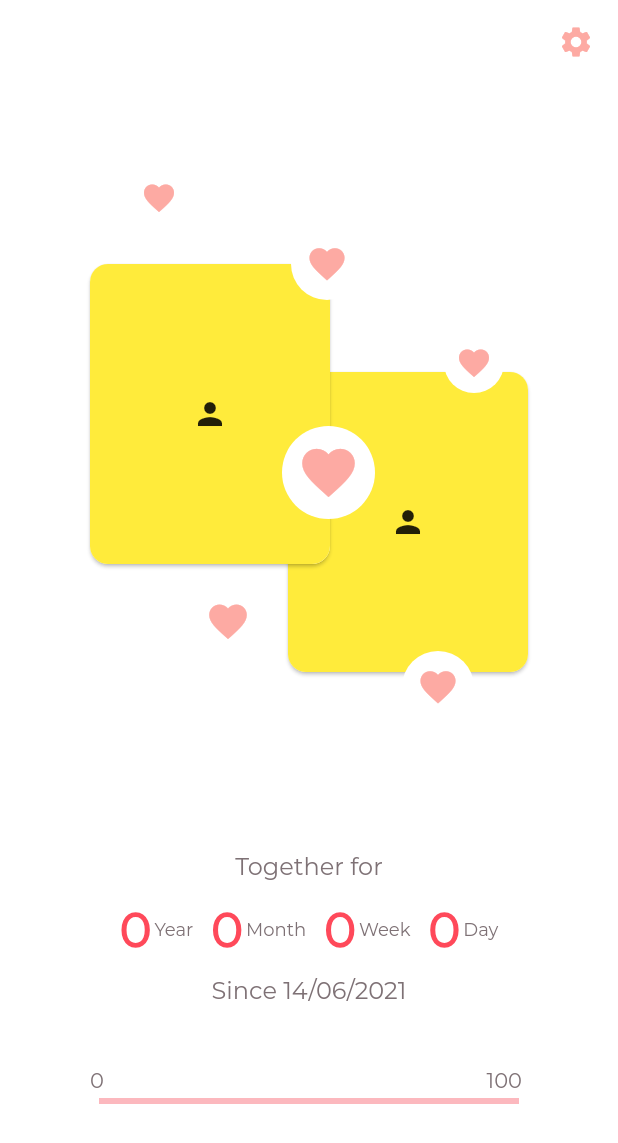
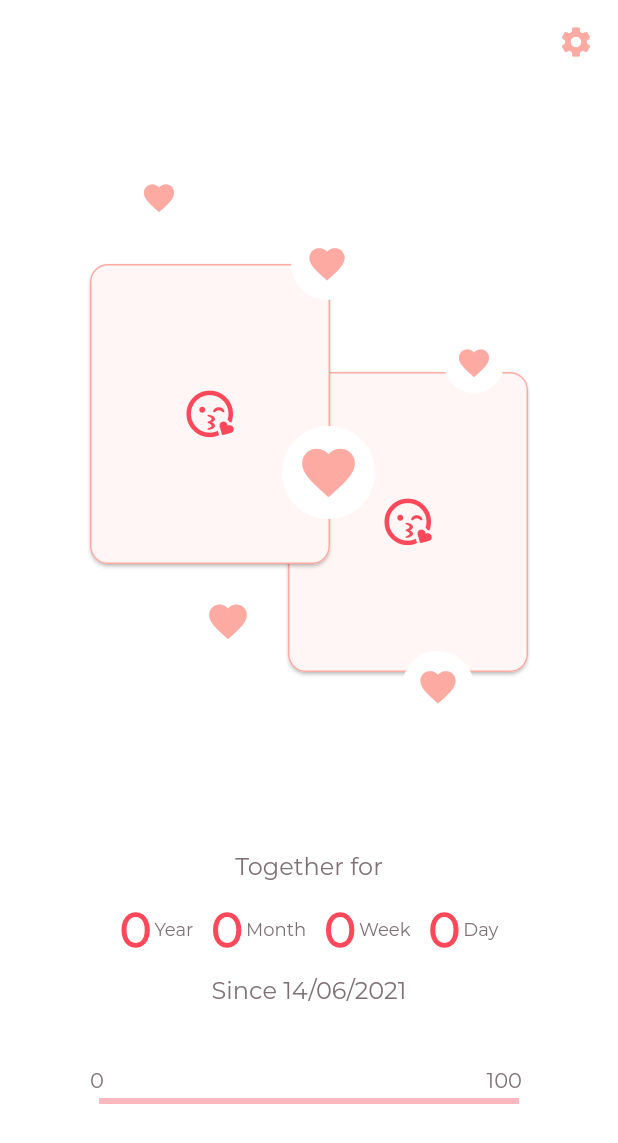
Before and after one commit to waihanko/you_and_me, a Flutter app: the screen it shows after launch, on a phone screen of 412 x 824 dp. Shown: the top 1143 px of the screen. Run offline on Flutter 3.47's test engine with Material 2 defaults, Android fonts, the phone set to English and light mode, and no system bars; drawn by our look-alikes of percent_indicator; our stand-ins replace flutter_switch, font_awesome_flutter, image_picker, shared_preferences; project files that could hold a hidden picture were left out.

Commit message:
- App v1.0

```diff
--- a/lib/page_home.dart
+++ b/lib/page_home.dart
@@ -2,9 +2,11 @@ import 'dart:io';
 
 import 'package:flutter/material.dart';
 import 'package:flutter/services.dart';
+import 'package:font_awesome_flutter/font_awesome_flutter.dart';
 import 'package:intl/intl.dart';
 import 'package:percent_indicator/linear_percent_indicator.dart';
 import 'package:you_and_me/page_setting.dart';
+import 'package:you_and_me/preson_placeholder.dart';
 import 'package:you_and_me/resources/enum.dart';
 import 'package:you_and_me/resources/string.dart';
 import 'package:you_and_me/utils.dart';
@@ -23,11 +25,16 @@ class _MyHomePageState extends State<MyHomePage> {
   int progressStartValue, progressEndValue;
   double progressPercent = 0;
   int totalRelationDays = 0;
+  String _person1Name;
+  String _person2Name;
   Color _totalDayColor;
   Color _iconColorLight;
   Color _progressBarColor = Colors.deepPurple;
   Color _progressBarBgColor = Colors.red;
   Color _statusBarColor;
+  Color _placeHolderBgColor;
+  Color _placeHolderBorderColor;
+  Color _placeHolderIconColor;
 
   DateTime _selectedDate = DateTime.now();
   bool _isShowTotalDate;
@@ -40,7 +47,8 @@ class _MyHomePageState extends State<MyHomePage> {
     Future.delayed(
       Duration(milliseconds: 100),
       () {
-        setState(() {
+        setState(
+          () {
             getImage(SHARE_PREF_PERSON_1_IMAGE)
                 .then((value) => _personOneImage = value);
             getImage(SHARE_PREF_PERSON_2_IMAGE)
@@ -56,14 +64,20 @@ class _MyHomePageState extends State<MyHomePage> {
                     (progressEndValue - progressStartValue)
               },
             );
+            getString(SHARE_PREF_PERSON_1_NAME)
+                .then((value) => {_person1Name = value});
+            getString(SHARE_PREF_PERSON_2_NAME)
+                .then((value) => {_person2Name = value});
             getBoolean(SHARE_PREF_IS_SHOW_TOTAL_DAYS).then(
               (value) => _isShowTotalDate = value,
             );
             getPrefInt(SHARE_PREF_THEME).then(
-            (value) => changeThemeData(
-                value != null ? ThemeType.values[value] : ThemeType.THEME_PINK),
+              (value) => changeThemeData(value != null
+                  ? ThemeType.values[value]
+                  : ThemeType.THEME_PINK),
             );
-        });
+          },
+        );
       },
     );
   }
@@ -109,7 +123,10 @@ class _MyHomePageState extends State<MyHomePage> {
                 flex: 2,
                 child: coupleImages(),
               ),
-              Expanded(flex: 1, child: relationshipTimeView()),
+              Expanded(
+                flex: 1,
+                child: relationshipTimeView(),
+              ),
             ],
           ),
         ),
@@ -125,6 +142,9 @@ class _MyHomePageState extends State<MyHomePage> {
       _progressBarBgColor = generateColors.getColor(PROGRESS_BG_COLOR);
       _iconColorLight = generateColors.getColor(ICON_COLOR_LIGHT);
       _totalDayColor = generateColors.getColor(TOTAL_DAY_COLOR);
+      _placeHolderBgColor = generateColors.getColor(BODY_BG_COLOR);
+      _placeHolderBorderColor = generateColors.getColor(ICON_COLOR_LIGHT);
+      _placeHolderIconColor = generateColors.getColor(PROGRESS_COLOR);
     });
     setPrefInt(SHARE_PREF_THEME, themeColorData.index);
   }
@@ -205,18 +225,10 @@ class _MyHomePageState extends State<MyHomePage> {
         ),
         elevation: 1.0,
         child: _personImage == null
-            ? Container(
-                width: 160,
-                height: 200,
-                decoration: BoxDecoration(
-                  borderRadius: BorderRadius.all(Radius.circular(12.0)),
-                  color: Colors.yellow
-                ),
-                child: Center(
-                  child: Icon(
-                    Icons.person,
-                  ),
-                ),
+            ? PersonPlaceHolder(
+                _placeHolderBgColor,
+                _placeHolderBorderColor,
+                _placeHolderIconColor,
               )
             : Container(
                 width: 160,
@@ -239,12 +251,47 @@ class _MyHomePageState extends State<MyHomePage> {
       child: Container(
         child: Column(
           children: [
-            Text(
+            _person1Name == null || _person2Name == null
+                ? Text(
                     "Together for",
                     style: TextStyle(
                       fontSize: 16,
                       color: Color(0xff7E7175),
                       fontFamily: "Montserrat",
+                    ),
+                  )
+                : Container(
+                    width: double.infinity,
+                    child: Row(
+                      mainAxisSize: MainAxisSize.max,
+                      mainAxisAlignment: MainAxisAlignment.center,
+                      children: [
+                        Text(
+                          _person1Name,
+                          style: TextStyle(
+                            fontSize: 16,
+                            color: Color(0xff7E7175),
+                          ),
+                        ),
+                        SizedBox(
+                          width: 4,
+                        ),
+                        Icon(
+                          Icons.favorite,
+                          size: 8.0,
+                          color: Colors.red,
+                        ),
+                        SizedBox(
+                          width: 4,
+                        ),
+                        Text(
+                          _person2Name,
+                          style: TextStyle(
+                            fontSize: 16,
+                            color: Color(0xff7E7175),
+                          ),
+                        ),
+                      ],
                     ),
                   ),
             SizedBox(
@@ -336,7 +383,7 @@ class _MyHomePageState extends State<MyHomePage> {
                     backgroundColor: _progressBarBgColor,
                     percent: progressPercent,
                     animation: true,
-                  ) ,
+                  ),
                 ],
               ),
             )
@@ -358,7 +405,12 @@ class _MyHomePageState extends State<MyHomePage> {
               .then((value) => _personOneImage = value);
           getImage(SHARE_PREF_PERSON_2_IMAGE)
               .then((value) => _personTwoImage = value);
-          getRelationTime(SHARE_PREF_RS_DATE).then((value) => {
+          getString(SHARE_PREF_PERSON_1_NAME)
+              .then((value) => {_person1Name = value});
+          getString(SHARE_PREF_PERSON_2_NAME)
+              .then((value) => {_person2Name = value});
+          getRelationTime(SHARE_PREF_RS_DATE).then(
+            (value) => {
               _selectedDate = value,
               totalRelationDays = getTotalDate(_selectedDate),
               relationShipTime = getDifferentYear(_selectedDate),
@@ -366,7 +418,8 @@ class _MyHomePageState extends State<MyHomePage> {
               progressEndValue = getProgressEndValue(),
               progressPercent = (totalRelationDays - progressStartValue) /
                   (progressEndValue - progressStartValue)
-              });
+            },
+          );
           getBoolean(SHARE_PREF_IS_SHOW_TOTAL_DAYS).then(
             (value) => _isShowTotalDate = value,
           );
--- /dev/null
+++ b/lib/preson_placeholder.dart
@@ -0,0 +1,50 @@
+import 'package:flutter/material.dart';
+import 'package:font_awesome_flutter/font_awesome_flutter.dart';
+
+class PersonPlaceHolder extends StatelessWidget {
+  final double imageWidth;
+  final double imageHeight;
+  final double iconSize;
+  final bgColor;
+  final borderColor;
+  final iconColor;
+
+//BG => 0xfffff6f5
+//borderColor => 0xfffdaaa3
+//iconColor => 0xffff495a
+  PersonPlaceHolder(
+    this.bgColor,
+    this.borderColor,
+    this.iconColor, {
+    this.imageHeight = 200.0,
+    this.imageWidth = 160.0,
+    this.iconSize = 32.0,
+  });
+
+  @override
+  Widget build(BuildContext context) {
+    return Container(
+      width: imageWidth,
+      height: imageHeight,
+      decoration: BoxDecoration(
+        borderRadius: BorderRadius.all(
+          Radius.circular(
+            12.0,
+          ),
+        ),
+        color: bgColor, //BODY_BG_COLOR
+        border: Border.all(
+          color: borderColor,
+        ), // ICON_COLOR_LIGHT
+      ),
+      child: IconButton(
+        icon: FaIcon(
+          FontAwesomeIcons.kissWinkHeart,
+          color: iconColor,
+          // PROGRESS_COLOR
+          size: iconSize,
+        ),
+      ),
+    );
+  }
+}
--- a/lib/resources/colors.dart
+++ b/lib/resources/colors.dart
@@ -34,7 +34,7 @@ const greenColor = {
   NORMAL_TEXT_COLOR: Color(0xff000000),
   TOTAL_DAY_COLOR: Color(0xff728d2c),
   PROGRESS_COLOR: Color(0xff728d2c),
-  PROGRESS_BG_COLOR: Color(0xffe8ffb2),
+  PROGRESS_BG_COLOR: Color(0xffbed48b),
   CARD_COLOR: Color(0xfff3fcf5),
 };
 
--- a/lib/resources/string.dart
+++ b/lib/resources/string.dart
@@ -1,3 +1,5 @@
+const String SHARE_PREF_PERSON_1_NAME = "PERSON_1_NAME";
+const String SHARE_PREF_PERSON_2_NAME = "PERSON_2_NAME";
 const String SHARE_PREF_PERSON_1_IMAGE = "IMAGE_1";
 const String SHARE_PREF_PERSON_2_IMAGE = "IMAGE_2";
 const String SHARE_PREF_RS_DATE = "RELATIONSHIP_DATE";
--- a/pubspec.yaml
+++ b/pubspec.yaml
@@ -30,6 +30,7 @@ dependencies:
   shared_preferences: ^0.5.12+4
   path_provider: ^1.6.24
   jiffy: ^4.1.0
+  font_awesome_flutter: ^9.0.0
 
 
 
```
Also changed, not shown: lib/page_setting.dart (+121 -42 lines), lib/utils.dart (+11 -0 lines), lib/widget_input_dialog.dart (added, +161 -0 lines), pubspec.lock. Lines whose indentation alone changed are shown as unchanged.
